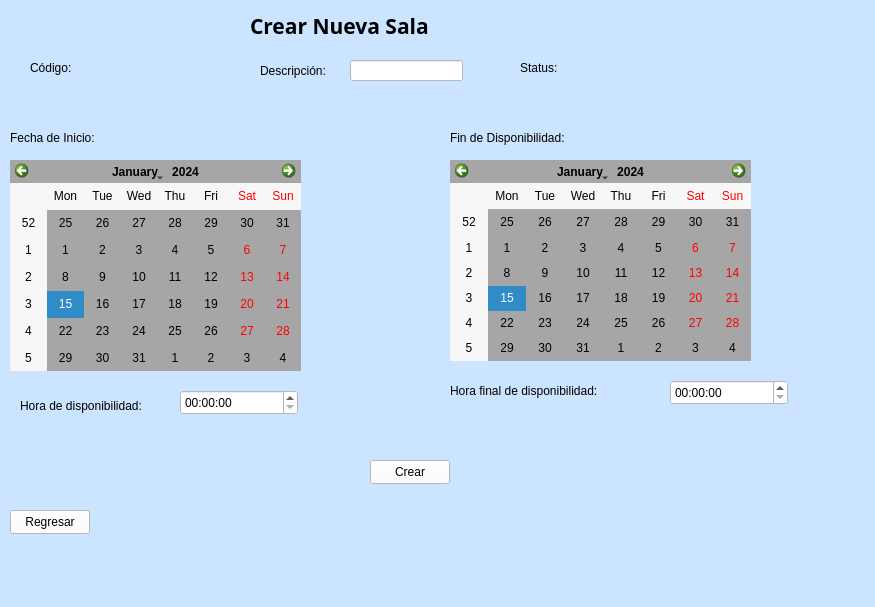
This is App_Medica/mainwindow.ui in alejandra057/App_Medica_Progra3 as Qt 5 draws it before an edit. The edited form follows.
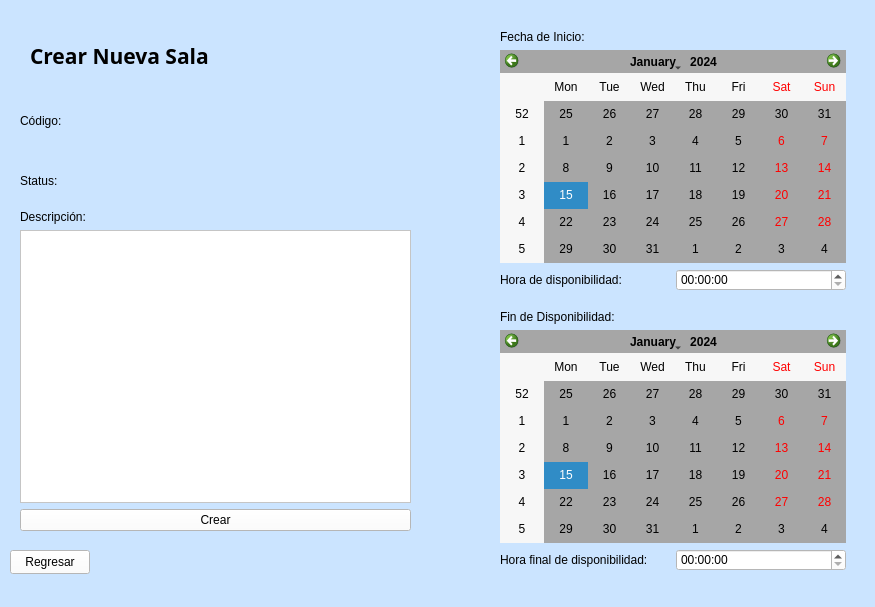
This is the edited form. The open tabs and pages were chosen to show the change.

Patch:
```diff
--- a/App_Medica/mainwindow.ui
+++ b/App_Medica/mainwindow.ui
@@ -21,7 +21,7 @@
     <property name="geometry">
      <rect>
       <x>-30</x>
-      <y>0</y>
+      <y>10</y>
       <width>891</width>
       <height>581</height>
      </rect>
@@ -725,8 +725,8 @@
      <widget class="QLabel" name="label_19">
       <property name="geometry">
        <rect>
-        <x>280</x>
-        <y>10</y>
+        <x>60</x>
+        <y>30</y>
         <width>241</width>
         <height>31</height>
        </rect>
@@ -742,118 +742,11 @@
        <string>Crear Nueva Sala</string>
       </property>
      </widget>
-     <widget class="QLabel" name="label_20">
-      <property name="geometry">
-       <rect>
-        <x>60</x>
-        <y>60</y>
-        <width>49</width>
-        <height>16</height>
-       </rect>
-      </property>
-      <property name="text">
-       <string>Código:</string>
-      </property>
-     </widget>
-     <widget class="QLabel" name="label_21">
-      <property name="geometry">
-       <rect>
-        <x>290</x>
-        <y>60</y>
-        <width>91</width>
-        <height>21</height>
-       </rect>
-      </property>
-      <property name="text">
-       <string>Descripción:</string>
-      </property>
-     </widget>
-     <widget class="QLabel" name="label_22">
-      <property name="geometry">
-       <rect>
-        <x>550</x>
-        <y>60</y>
-        <width>71</width>
-        <height>16</height>
-       </rect>
-      </property>
-      <property name="text">
-       <string>Status:</string>
-      </property>
-     </widget>
-     <widget class="QLabel" name="label_23">
-      <property name="geometry">
-       <rect>
-        <x>40</x>
-        <y>130</y>
-        <width>121</width>
-        <height>16</height>
-       </rect>
-      </property>
-      <property name="text">
-       <string>Fecha de Inicio:</string>
-      </property>
-     </widget>
-     <widget class="QLabel" name="label_24">
-      <property name="geometry">
-       <rect>
-        <x>480</x>
-        <y>130</y>
-        <width>151</width>
-        <height>16</height>
-       </rect>
-      </property>
-      <property name="text">
-       <string>Fin de Disponibilidad:</string>
-      </property>
-     </widget>
-     <widget class="QCalendarWidget" name="FechaStart">
-      <property name="geometry">
-       <rect>
-        <x>40</x>
-        <y>160</y>
-        <width>291</width>
-        <height>211</height>
-       </rect>
-      </property>
-      <property name="styleSheet">
-       <string notr="true">background-color: rgb(166, 166, 166);</string>
-      </property>
-     </widget>
-     <widget class="QCalendarWidget" name="FechaEnd">
-      <property name="geometry">
-       <rect>
-        <x>480</x>
-        <y>160</y>
-        <width>301</width>
-        <height>201</height>
-       </rect>
-      </property>
-      <property name="styleSheet">
-       <string notr="true">background-color: rgb(166, 166, 166);</string>
-      </property>
-     </widget>
-     <widget class="QPushButton" name="pushButton_24">
-      <property name="geometry">
-       <rect>
-        <x>400</x>
-        <y>460</y>
-        <width>80</width>
-        <height>24</height>
-       </rect>
-      </property>
-      <property name="styleSheet">
-       <string notr="true">background-color: rgb(255, 255, 255);</string>
-      </property>
-      <property name="text">
-       <string>Crear</string>
-      </property>
-     </widget>
      <widget class="QPushButton" name="pushButton_25">
       <property name="geometry">
        <rect>
         <x>40</x>
-        <y>510</y>
+        <y>540</y>
         <width>80</width>
         <height>24</height>
        </rect>
@@ -865,96 +758,181 @@
        <string>Regresar</string>
       </property>
      </widget>
-     <widget class="QLineEdit" name="DescripcionSala">
+     <widget class="QWidget" name="horizontalLayoutWidget_4">
       <property name="geometry">
        <rect>
-        <x>380</x>
-        <y>60</y>
-        <width>113</width>
-        <height>21</height>
+        <x>50</x>
+        <y>90</y>
+        <width>160</width>
+        <height>41</height>
        </rect>
       </property>
-      <property name="styleSheet">
-       <string notr="true">background-color: rgb(255, 255, 255);</string>
-      </property>
+      <layout class="QHBoxLayout" name="horizontalLayout_10">
+       <item>
+        <widget class="QLabel" name="label_20">
+         <property name="text">
+          <string>Código:</string>
+         </property>
+        </widget>
+       </item>
+       <item>
+        <widget class="QLabel" name="lbcodesala">
+         <property name="text">
+          <string/>
+         </property>
+        </widget>
+       </item>
+      </layout>
      </widget>
-     <widget class="QLabel" name="lbcodesala">
+     <widget class="QWidget" name="horizontalLayoutWidget_5">
       <property name="geometry">
        <rect>
-        <x>110</x>
-        <y>60</y>
-        <width>63</width>
-        <height>20</height>
+        <x>50</x>
+        <y>150</y>
+        <width>160</width>
+        <height>41</height>
        </rect>
       </property>
-      <property name="text">
-       <string/>
-      </property>
+      <layout class="QHBoxLayout" name="horizontalLayout_11">
+       <item>
+        <widget class="QLabel" name="label_22">
+         <property name="text">
+          <string>Status:</string>
+         </property>
+        </widget>
+       </item>
+       <item>
+        <widget class="QLabel" name="lb_status">
+         <property name="text">
+          <string/>
+         </property>
+        </widget>
+       </item>
+      </layout>
      </widget>
-     <widget class="QLabel" name="label_113">
+     <widget class="QWidget" name="verticalLayoutWidget_37">
       <property name="geometry">
        <rect>
         <x>50</x>
-        <y>390</y>
-        <width>161</width>
-        <height>31</height>
+        <y>200</y>
+        <width>391</width>
+        <height>321</height>
        </rect>
       </property>
-      <property name="text">
-       <string>Hora de disponibilidad:</string>
-      </property>
+      <layout class="QVBoxLayout" name="verticalLayout_38">
+       <item>
+        <widget class="QLabel" name="label_21">
+         <property name="text">
+          <string>Descripción:</string>
+         </property>
+        </widget>
+       </item>
+       <item>
+        <widget class="QTextEdit" name="DescripcionSala">
+         <property name="styleSheet">
+          <string notr="true">background-color: rgb(255, 255, 255);</string>
+         </property>
+        </widget>
+       </item>
+       <item>
+        <widget class="QPushButton" name="pushButton_24">
+         <property name="styleSheet">
+          <string notr="true">background-color: rgb(255, 255, 255);</string>
+         </property>
+         <property name="text">
+          <string>Crear</string>
+         </property>
+        </widget>
+       </item>
+      </layout>
      </widget>
-     <widget class="QTimeEdit" name="horafinal_crearSala">
+     <widget class="QWidget" name="verticalLayoutWidget_38">
       <property name="geometry">
        <rect>
-        <x>700</x>
-        <y>380</y>
-        <width>118</width>
-        <height>25</height>
+        <x>530</x>
+        <y>20</y>
+        <width>346</width>
+        <height>261</height>
        </rect>
       </property>
-      <property name="styleSheet">
-       <string notr="true">background-color: rgb(255, 255, 255);</string>
-      </property>
+      <layout class="QVBoxLayout" name="verticalLayout_39">
+       <item>
+        <widget class="QLabel" name="label_23">
+         <property name="text">
+          <string>Fecha de Inicio:</string>
+         </property>
+        </widget>
+       </item>
+       <item>
+        <widget class="QCalendarWidget" name="FechaStart">
+         <property name="styleSheet">
+          <string notr="true">background-color: rgb(166, 166, 166);</string>
+         </property>
+        </widget>
+       </item>
+       <item>
+        <layout class="QHBoxLayout" name="horizontalLayout_8">
+         <item>
+          <widget class="QLabel" name="label_113">
+           <property name="text">
+            <string>Hora de disponibilidad:</string>
+           </property>
+          </widget>
+         </item>
+         <item>
+          <widget class="QTimeEdit" name="horainicio_crearSala">
+           <property name="styleSheet">
+            <string notr="true">background-color: rgb(255, 255, 255);</string>
+           </property>
+          </widget>
+         </item>
+        </layout>
+       </item>
+      </layout>
      </widget>
-     <widget class="QLabel" name="label_114">
+     <widget class="QWidget" name="verticalLayoutWidget_39">
       <property name="geometry">
        <rect>
-        <x>480</x>
-        <y>380</y>
-        <width>201</width>
-        <height>21</height>
+        <x>530</x>
+        <y>300</y>
+        <width>346</width>
+        <height>261</height>
        </rect>
       </property>
-      <property name="text">
-       <string>Hora final de disponibilidad:</string>
-      </property>
-     </widget>
-     <widget class="QTimeEdit" name="horainicio_crearSala">
-      <property name="geometry">
-       <rect>
-        <x>210</x>
-        <y>390</y>
-        <width>118</width>
-        <height>25</height>
-       </rect>
-      </property>
-      <property name="styleSheet">
-       <string notr="true">background-color: rgb(255, 255, 255);</string>
-      </property>
-     </widget>
-     <widget class="QLabel" name="lb_status">
-      <property name="geometry">
-       <rect>
-        <x>590</x>
-        <y>60</y>
-        <width>101</width>
-        <height>16</height>
-       </rect>
-      </property>
-      <property name="text">
-       <string/>
-      </property>
+      <layout class="QVBoxLayout" name="verticalLayout_40">
+       <item>
+        <widget class="QLabel" name="label_24">
+         <property name="text">
+          <string>Fin de Disponibilidad:</string>
+         </property>
+        </widget>
+       </item>
+       <item>
+        <widget class="QCalendarWidget" name="FechaEnd">
+         <property name="styleSheet">
+          <string notr="true">background-color: rgb(166, 166, 166);</string>
+         </property>
+        </widget>
+       </item>
+       <item>
+        <layout class="QHBoxLayout" name="horizontalLayout_9">
+         <item>
+          <widget class="QLabel" name="label_114">
+           <property name="text">
+            <string>Hora final de disponibilidad:</string>
+           </property>
+          </widget>
+         </item>
+         <item>
+          <widget class="QTimeEdit" name="horafinal_crearSala">
+           <property name="styleSheet">
+            <string notr="true">background-color: rgb(255, 255, 255);</string>
+           </property>
+          </widget>
+         </item>
+        </layout>
+       </item>
+      </layout>
      </widget>
     </widget>
     <widget class="QWidget" name="ModificarSala">
```
Left out of the diff: 815 changed lines with no effect on the pictures.
